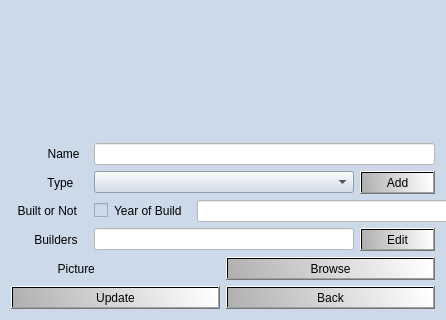
Above: verklegt_vika_3/verklegt_GUI/UI/editcomputerdialog.ui from vilhjalmur12/verklegt_1 before the change; both pictures show x 0 to 446 and y 181 to 501 of the 446 by 501 pixel window. Below: the same form after it.
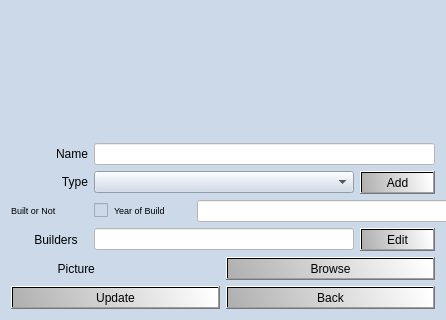
That is the form after the change. Icons and pictures are not drawn.

What changed in the file:
```diff
--- a/verklegt_vika_3/verklegt_GUI/UI/editcomputerdialog.ui
+++ b/verklegt_vika_3/verklegt_GUI/UI/editcomputerdialog.ui
@@ -85,7 +85,7 @@
           </size>
          </property>
          <property name="text">
-          <string>           Name</string>
+          <string>&lt;html&gt;&lt;head/&gt;&lt;body&gt;&lt;p align=&quot;right&quot;&gt;Name&lt;/p&gt;&lt;/body&gt;&lt;/html&gt;</string>
          </property>
         </widget>
        </item>
@@ -124,7 +124,7 @@
           </size>
          </property>
          <property name="text">
-          <string>           Type</string>
+          <string>&lt;html&gt;&lt;head/&gt;&lt;body&gt;&lt;p align=&quot;right&quot;&gt;Type&lt;/p&gt;&lt;/body&gt;&lt;/html&gt;</string>
          </property>
         </widget>
        </item>
@@ -209,7 +209,7 @@
           </size>
          </property>
          <property name="text">
-          <string>  Built or Not</string>
+          <string>&lt;html&gt;&lt;head/&gt;&lt;body&gt;&lt;p&gt;&lt;span style=&quot; font-size:7pt;&quot;&gt;Built or Not&lt;/span&gt;&lt;/p&gt;&lt;/body&gt;&lt;/html&gt;</string>
          </property>
         </widget>
        </item>
@@ -242,7 +242,7 @@
           </size>
          </property>
          <property name="text">
-          <string>Year of Build</string>
+          <string>&lt;html&gt;&lt;head/&gt;&lt;body&gt;&lt;p&gt;&lt;span style=&quot; font-size:7pt;&quot;&gt;Year of Build&lt;/span&gt;&lt;/p&gt;&lt;/body&gt;&lt;/html&gt;</string>
          </property>
         </widget>
        </item>
```
